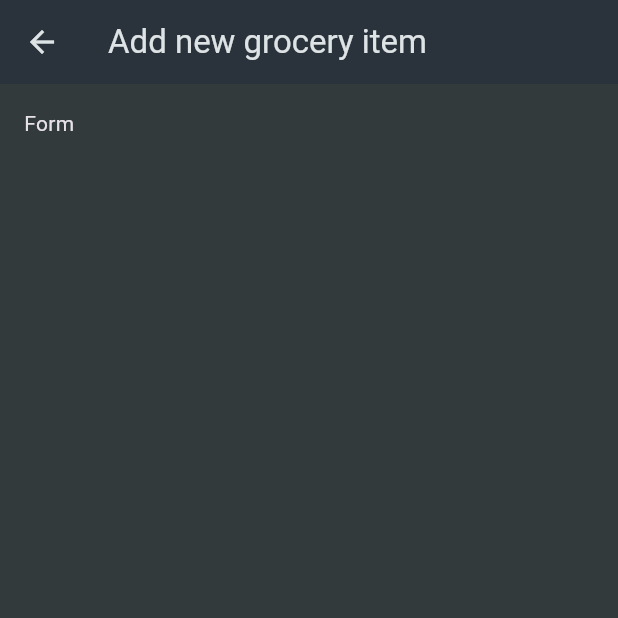
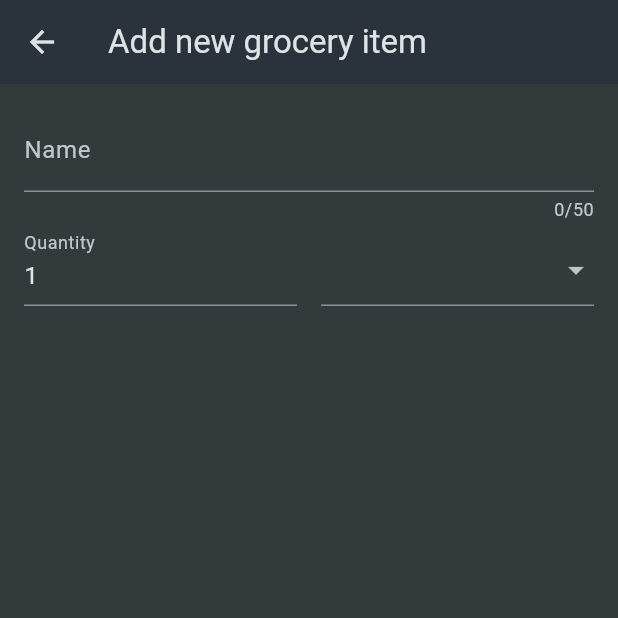
Before and after one commit to FadyFawzyOfficial/shopping_list, a Flutter app: the NewGroceryView screen opened directly, on a phone screen of 412 x 824 dp, the top half of it. Run offline on Flutter 3.47's test engine with Material 3 defaults, Android fonts, the phone set to English and light mode, and no system bars.

Commit message:
2. Build form contains TextFormFiled & DropdownButtonFormField

```diff
--- a/lib/views/new_grocery_view.dart
+++ b/lib/views/new_grocery_view.dart
@@ -1,4 +1,6 @@
 import 'package:flutter/material.dart';
+
+import '../data/categories.dart';
 
 class NewGroceryView extends StatefulWidget {
   const NewGroceryView({super.key});
@@ -12,9 +14,51 @@ class _NewGroceryViewState extends State<NewGroceryView> {
   Widget build(context) {
     return Scaffold(
       appBar: AppBar(title: const Text('Add new grocery item')),
-      body: const Padding(
-        padding: EdgeInsets.all(16),
-        child: Text('Form'),
+      body: Padding(
+        padding: const EdgeInsets.all(16),
+        child: Form(
+          child: Column(
+            children: [
+              TextFormField(
+                maxLength: 50,
+                decoration: const InputDecoration(labelText: 'Name'),
+              ),
+              Row(
+                crossAxisAlignment: CrossAxisAlignment.end,
+                children: [
+                  Expanded(
+                    child: TextFormField(
+                      initialValue: '1',
+                      decoration: const InputDecoration(labelText: 'Quantity'),
+                    ),
+                  ),
+                  const SizedBox(width: 16),
+                  Expanded(
+                    child: DropdownButtonFormField(
+                      items: [
+                        for (final category in categories.entries)
+                          DropdownMenuItem(
+                            value: category,
+                            child: Row(
+                              children: [
+                                Icon(
+                                  Icons.square_rounded,
+                                  color: category.value.color,
+                                ),
+                                const SizedBox(width: 8),
+                                Text(category.value.name),
+                              ],
+                            ),
+                          ),
+                      ],
+                      onChanged: (value) {},
+                    ),
+                  ),
+                ],
+              )
+            ],
+          ),
+        ),
       ),
     );
   }
```
